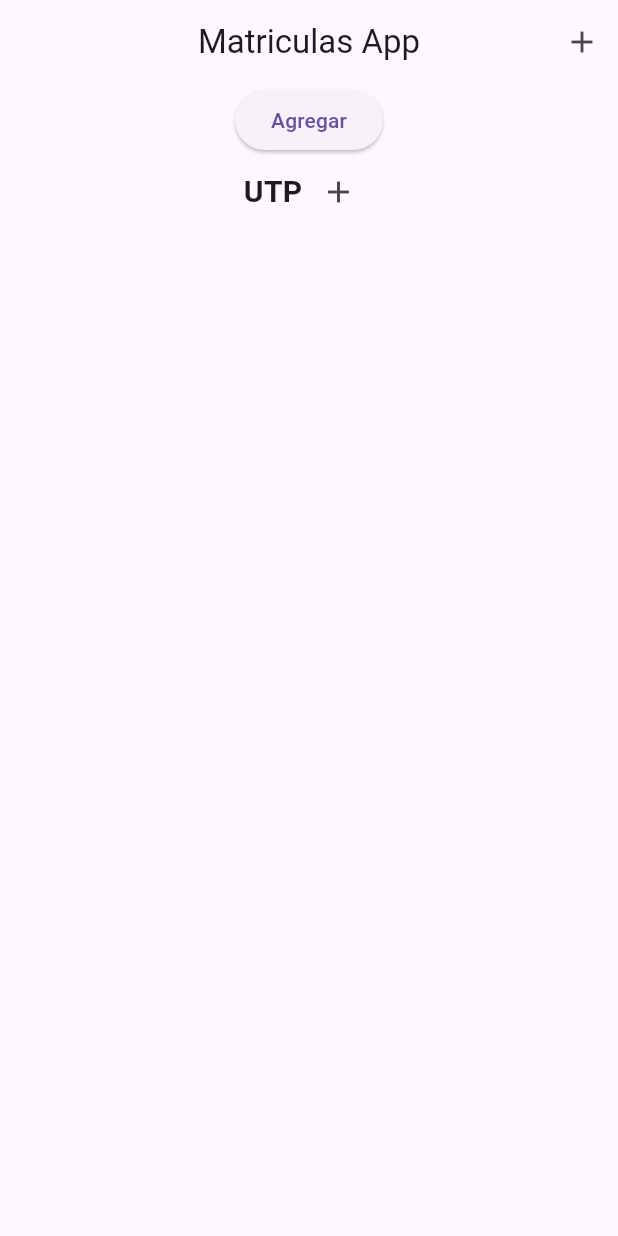
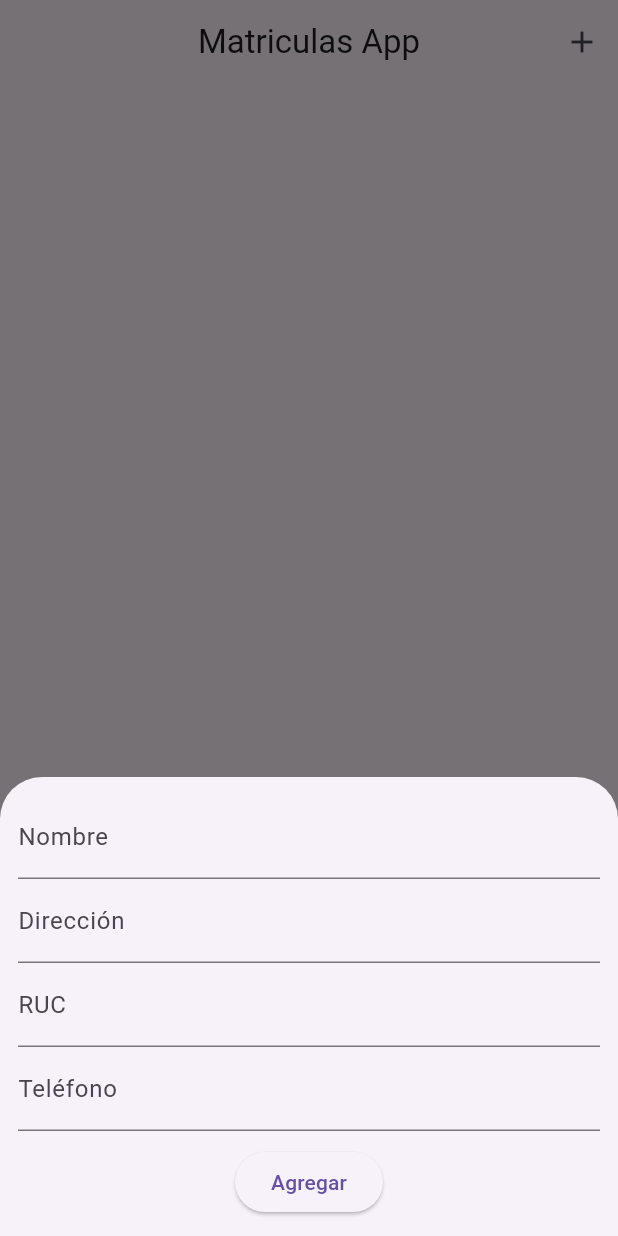
Before and after one commit to AlberthRuiz/matriculasapp, a Flutter app: the screen it shows after launch, after a tap on the "add" icon, on a phone screen of 412 x 824 dp. Run offline on Flutter 3.47's test engine with Material 3 defaults, Android fonts, the phone set to English and light mode, and no system bars.

Commit message:
Version Draft

```diff
--- a/lib/screens/matricula_screen.dart
+++ b/lib/screens/matricula_screen.dart
@@ -10,6 +10,156 @@ class MatriculasHome extends StatefulWidget {
 }
 
 class _MatriculasHomeState extends State<MatriculasHome> {
+  final TextEditingController fechaController = TextEditingController();
+  final TextEditingController horaController = TextEditingController();
+  final TextEditingController nameController = TextEditingController();
+  final TextEditingController addressController = TextEditingController();
+  final TextEditingController phoneController = TextEditingController();
+  List<Carrera> selectedCarreras = [];
+
+  void agregarMatricula() {
+    showModalBottomSheet(
+      context: context,
+      builder: (BuildContext bc) {
+        return SingleChildScrollView(
+          child: Container(
+            padding: EdgeInsets.all(10.0),
+            child: Column(
+              mainAxisSize: MainAxisSize.min,
+              children: <Widget>[
+                TextField(
+                  controller: fechaController,
+                  decoration: InputDecoration(labelText: "Fecha"),
+                ),
+                TextField(
+                  controller: horaController,
+                  decoration: InputDecoration(labelText: "Hora"),
+                ),
+                TextField(
+                  controller: nameController,
+                  decoration: InputDecoration(labelText: "Nombre del Alumno"),
+                ),
+                TextField(
+                  controller: addressController,
+                  decoration:
+                      InputDecoration(labelText: "Dirección del Alumno"),
+                ),
+                TextField(
+                  controller: phoneController,
+                  decoration: InputDecoration(labelText: "Teléfono del Alumno"),
+                ),
+                ListView.builder(
+                  shrinkWrap: true,
+                  itemCount: carrerasList.length,
+                  itemBuilder: (BuildContext context, int index) {
+                    return CheckboxListTile(
+                      title: Text(carrerasList[index].nombre),
+                      value: selectedCarreras.contains(carrerasList[index]),
+                      onChanged: (bool? value) {
+                        setState(() {
+                          if (value == true) {
+                            selectedCarreras.add(carrerasList[index]);
+                          } else {
+                            selectedCarreras.remove(carrerasList[index]);
+                          }
+                        });
+                      },
+                    );
+                  },
+                ),
+
+                // DropdownButton<Carrera>(
+                //   value: selectedCarrera,
+                //   onChanged: (newValue) {
+                //     setState(() {
+                //       selectedCarrera = newValue;
+                //     });
+                //   },
+                //   items: carrerasList
+                //       .map<DropdownMenuItem<Carrera>>((Carrera value) {
+                //     return DropdownMenuItem<Carrera>(
+                //       value: value,
+                //       child: Text(value.nombre),
+                //     );
+                //   }).toList(),
+                // ),
+                SizedBox(height: 10),
+                ElevatedButton(
+                  child: Text('Agregar Carrera'),
+                  onPressed: () {
+                    // Create Matricula object here
+                    // ...
+
+                    Navigator.pop(context); // Close the modal
+                  },
+                )
+              ],
+            ),
+          ),
+        );
+      },
+    );
+  }
+
+  final TextEditingController nombreController = TextEditingController();
+  final TextEditingController direccionController = TextEditingController();
+  final TextEditingController rucController = TextEditingController();
+  final TextEditingController telefonoController = TextEditingController();
+
+  void agregarUniversidad() {
+    showModalBottomSheet(
+      context: context,
+      builder: (BuildContext bc) {
+        return SingleChildScrollView(
+          child: Padding(
+            padding: const EdgeInsets.all(12.0),
+            child: Container(
+              padding: EdgeInsets.only(
+                  bottom: MediaQuery.of(context).viewInsets.bottom),
+              child: Column(
+                mainAxisSize: MainAxisSize.min,
+                children: <Widget>[
+                  TextField(
+                    controller: nombreController,
+                    decoration: InputDecoration(labelText: "Nombre"),
+                  ),
+                  TextField(
+                    controller: direccionController,
+                    decoration: InputDecoration(labelText: "Dirección"),
+                  ),
+                  TextField(
+                    controller: rucController,
+                    decoration: InputDecoration(labelText: "RUC"),
+                    keyboardType: TextInputType.number,
+                  ),
+                  TextField(
+                    controller: telefonoController,
+                    decoration: InputDecoration(labelText: "Teléfono"),
+                    keyboardType: TextInputType.phone,
+                  ),
+                  SizedBox(height: 10),
+                  ElevatedButton(
+                    child: Text('Agregar'),
+                    onPressed: () {
+                      institucioneslist.add(Institucion(
+                          nombre: nombreController.text,
+                          direccion: direccionController.text,
+                          ruc: rucController.text,
+                          telefono: telefonoController.text,
+                          matriculas: []));
+                      Navigator.pop(context);
+                      setState(() {});
+                    },
+                  )
+                ],
+              ),
+            ),
+          ),
+        );
+      },
+    );
+  }
+
   List<Person> peopleList = [
     Person(name: "Ana", address: "av 1245", phone: "12345679"),
     Person(name: "Lia", address: "av lima", phone: "9751665"),
@@ -33,16 +183,8 @@ class _MatriculasHomeState extends State<MatriculasHome> {
         actions: [
           IconButton(
             onPressed: () {
-              //AGREGAR INSTITUCIONES
-              institucioneslist.add(
-                Institucion(
-                  nombre: "UTP",
-                  direccion: "AV LIMA 123123",
-                  ruc: "12345678",
-                  telefono: "98765431",
-                  matriculas: [],
-                ),
-              );
+              agregarUniversidad();
+
               setState(() {});
             },
             icon: Icon(Icons.add),
@@ -51,12 +193,6 @@ class _MatriculasHomeState extends State<MatriculasHome> {
       ),
       body: Column(
         children: [
-          ElevatedButton(
-            onPressed: () {
-              setState(() {});
-            },
-            child: Text("Agregar"),
-          ),
           ...institucioneslist.map(
             (institucionElement) => Column(
               children: [
@@ -71,20 +207,25 @@ class _MatriculasHomeState extends State<MatriculasHome> {
                       ),
                     ),
                     IconButton(
+                      onPressed: () {
+                        agregarMatricula();
+
+                        setState(() {});
+                      },
+                      icon: Icon(Icons.add),
+                    ),
+                    IconButton(
                       onPressed: () => setState(() {
-                        institucionElement.matriculas.add(
-                          Matricula(
-                            fecha: "14/01/2024",
-                            hora: "11:05",
-                            alumno: Person(
-                                name: "pedro",
-                                address: "Avv cusco 123456",
-                                phone: "987654321"),
-                            carrera: carrerasList[1],
-                          ),
-                        );
+                        institucioneslist.remove(institucionElement);
                       }),
-                      icon: Icon(Icons.add),
+                      icon: Icon(Icons.delete),
+                    ),
+                    IconButton(
+                      onPressed: () => setState(() {
+                        institucionElement.matriculas.removeRange(
+                            0, institucionElement.matriculas.length);
+                      }),
+                      icon: Icon(Icons.clear),
                     ),
                   ],
                 ),
@@ -104,25 +245,21 @@ class _MatriculasHomeState extends State<MatriculasHome> {
                       mainAxisSize: MainAxisSize.min,
                       children: [
                         IconButton(
-                          onPressed: () {
-                            print("Editando....");
+                          onPressed: () => setState(() {
                             e.alumno = Person(
                                 name: "ANITA",
                                 address: "CCALLE 456",
                                 phone: "9876543");
-                            setState(() {});
-                          },
+                          }),
                           icon: Icon(
                             Icons.edit,
                             color: Colors.blue,
                           ),
                         ),
                         IconButton(
-                          onPressed: () {
-                            print("Eliminando....");
-                            matriculasList.remove(e);
-                            setState(() {});
-                          },
+                          onPressed: () => setState(() {
+                            institucionElement.matriculas.remove(e);
+                          }),
                           icon: Icon(
                             Icons.delete,
                             color: Colors.red,
```
